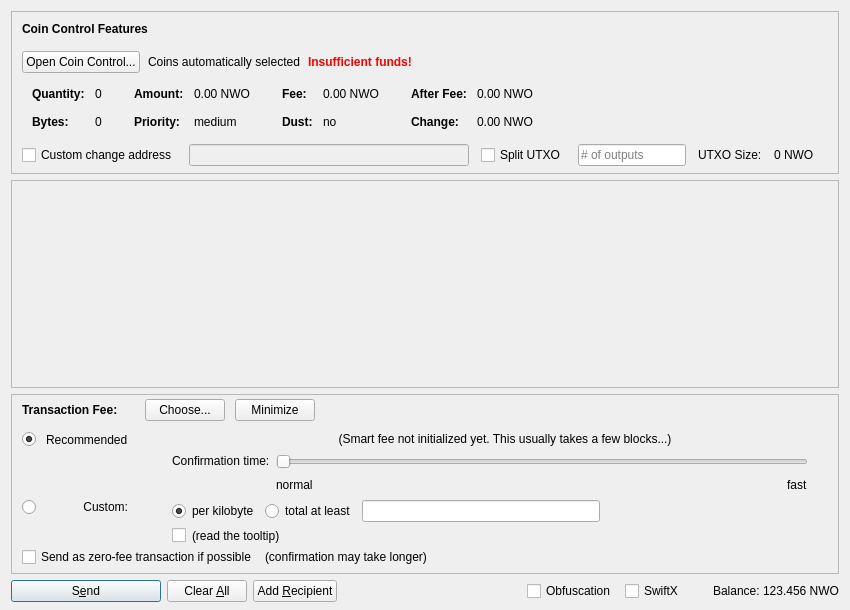
Before: the Qt Designer form src/qt/forms/sendcoinsdialog.ui in mallmanator/SwampCoin, drawn with Qt 5.
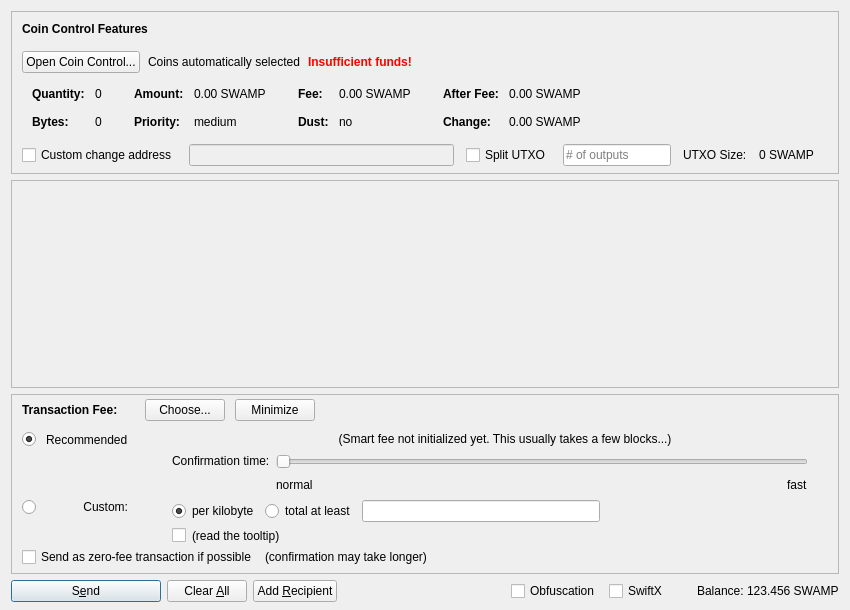
After: the same form once the commit is applied. Icons and pictures are not drawn. Custom widgets are drawn as their Qt base class.

What changed in the file:
```diff
--- a/src/qt/forms/sendcoinsdialog.ui
+++ b/src/qt/forms/sendcoinsdialog.ui
@@ -324,7 +324,7 @@
                   <enum>Qt::ActionsContextMenu</enum>
                  </property>
                  <property name="text">
-                  <string notr="true">0.00 NWO</string>
+                  <string notr="true">0.00 SWAMP</string>
                  </property>
                  <property name="textInteractionFlags">
                   <set>Qt::LinksAccessibleByMouse|Qt::TextSelectableByKeyboard|Qt::TextSelectableByMouse</set>
@@ -404,7 +404,7 @@
                   <enum>Qt::ActionsContextMenu</enum>
                  </property>
                  <property name="text">
-                  <string notr="true">0.00 NWO</string>
+                  <string notr="true">0.00 SWAMP</string>
                  </property>
                  <property name="textInteractionFlags">
                   <set>Qt::LinksAccessibleByMouse|Qt::TextSelectableByKeyboard|Qt::TextSelectableByMouse</set>
@@ -484,7 +484,7 @@
                   <enum>Qt::ActionsContextMenu</enum>
                  </property>
                  <property name="text">
-                  <string notr="true">0.00 NWO</string>
+                  <string notr="true">0.00 SWAMP</string>
                  </property>
                  <property name="textInteractionFlags">
                   <set>Qt::LinksAccessibleByMouse|Qt::TextSelectableByKeyboard|Qt::TextSelectableByMouse</set>
@@ -513,7 +513,7 @@
                   <enum>Qt::ActionsContextMenu</enum>
                  </property>
                  <property name="text">
-                  <string notr="true">0.00 NWO</string>
+                  <string notr="true">0.00 SWAMP</string>
                  </property>
                  <property name="textInteractionFlags">
                   <set>Qt::LinksAccessibleByMouse|Qt::TextSelectableByKeyboard|Qt::TextSelectableByMouse</set>
@@ -594,7 +594,7 @@
           <item>
            <widget class="QLabel" name="labelBlockSize">
             <property name="text">
-             <string>0 NWO</string>
+             <string>0 SWAMP</string>
             </property>
            </widget>
           </item>
@@ -1435,7 +1435,7 @@
           <cursorShape>IBeamCursor</cursorShape>
          </property>
          <property name="text">
-          <string notr="true">123.456 NWO</string>
+          <string notr="true">123.456 SWAMP</string>
          </property>
          <property name="textInteractionFlags">
           <set>Qt::LinksAccessibleByMouse|Qt::TextSelectableByKeyboard|Qt::TextSelectableByMouse</set>
```
Left out of the diff: 8 changed lines with no effect on the pictures.
